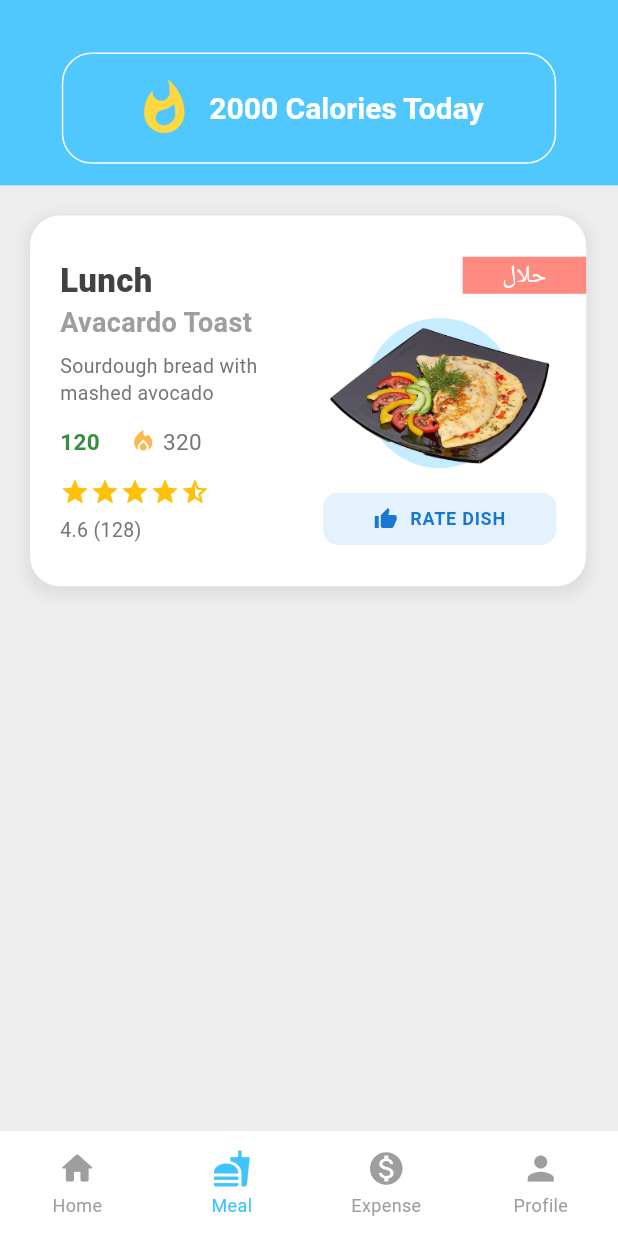
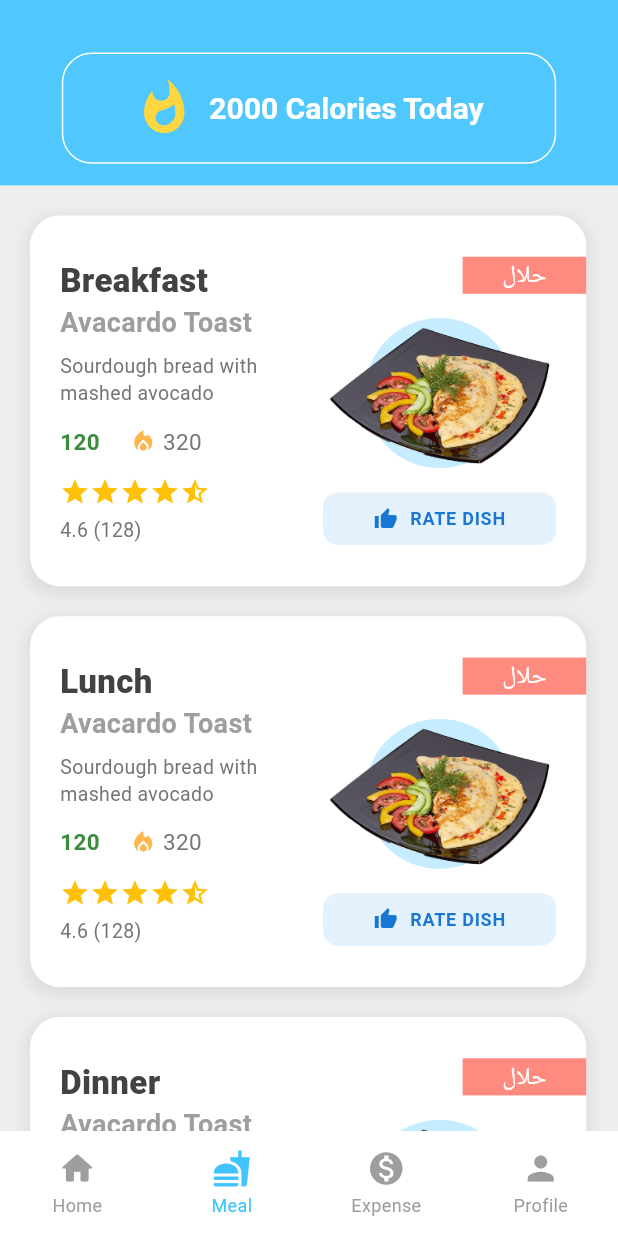
Before and after one commit to Danish9111/mess, a Flutter app: the screen it shows once a user with an empty profile is signed in, item 2 of the bottom bar chosen, on a phone screen of 412 x 824 dp. Run offline on Flutter 3.47's test engine with Material 3 defaults, Android fonts, the phone set to English and light mode, and no system bars; drawn by our look-alikes of persistent_bottom_nav_bar; our stand-ins replace carousel_slider, cloud_firestore, firebase_auth, firebase_core, flutter_rating_bar, flutter_riverpod and 4 more; accounts and stored records are empty; Roboto replaces fonts that are missing (NotoNastaliqUrdu).

Commit message:
Add FoodCard widgets for meal display and update carousel_slider dependency

```diff
--- a/lib/screens/meal_screen/main_meal.dart
+++ b/lib/screens/meal_screen/main_meal.dart
@@ -1,6 +1,7 @@
 import 'package:flutter/material.dart';
 import 'package:mess/extentions.dart';
 import 'package:mess/screens/meal_screen/food_card.dart';
+import 'package:carousel_slider/carousel_slider.dart';
 
 // ignore: must_be_immutable'
 class MealScreen extends StatefulWidget {
@@ -32,6 +33,16 @@ class _MealScreenState extends State<MealScreen> {
                 spacing: 20,
                 children: [
                   const FoodCard(
+                    foodTime: 'Breakfast',
+                    foodTitle: 'Avacardo Toast',
+                    foodDescription: 'Sourdough bread with mashed avocado',
+                    price: 120,
+                    calories: 320,
+                    image: 'assets/images/nashtapng.png',
+                    reviewCount: 128,
+                    ratings: 4.6,
+                  ),
+                  const FoodCard(
                     foodTime: 'Lunch',
                     foodTitle: 'Avacardo Toast',
                     foodDescription: 'Sourdough bread with mashed avocado',
@@ -41,8 +52,16 @@ class _MealScreenState extends State<MealScreen> {
                     reviewCount: 128,
                     ratings: 4.6,
                   ),
-                  // FoodCard(),
-                  // FoodCard(),
+                  const FoodCard(
+                    foodTime: 'Dinner',
+                    foodTitle: 'Avacardo Toast',
+                    foodDescription: 'Sourdough bread with mashed avocado',
+                    price: 120,
+                    calories: 320,
+                    image: 'assets/images/nashtapng.png',
+                    reviewCount: 128,
+                    ratings: 4.6,
+                  ),
                   SizedBox(
                     height: screenHeight * .02,
                   )
--- a/pubspec.yaml
+++ b/pubspec.yaml
@@ -25,7 +25,7 @@ dependencies:
   firebase_core: ^3.9.0
   cloud_firestore: ^5.0.0
   internet_connection_checker: ^3.0.1
-
+  carousel_slider: ^5.1.1
 
   # firebase_analytics: ^10.10.0
 
```
Also changed, not shown: pubspec.lock.
